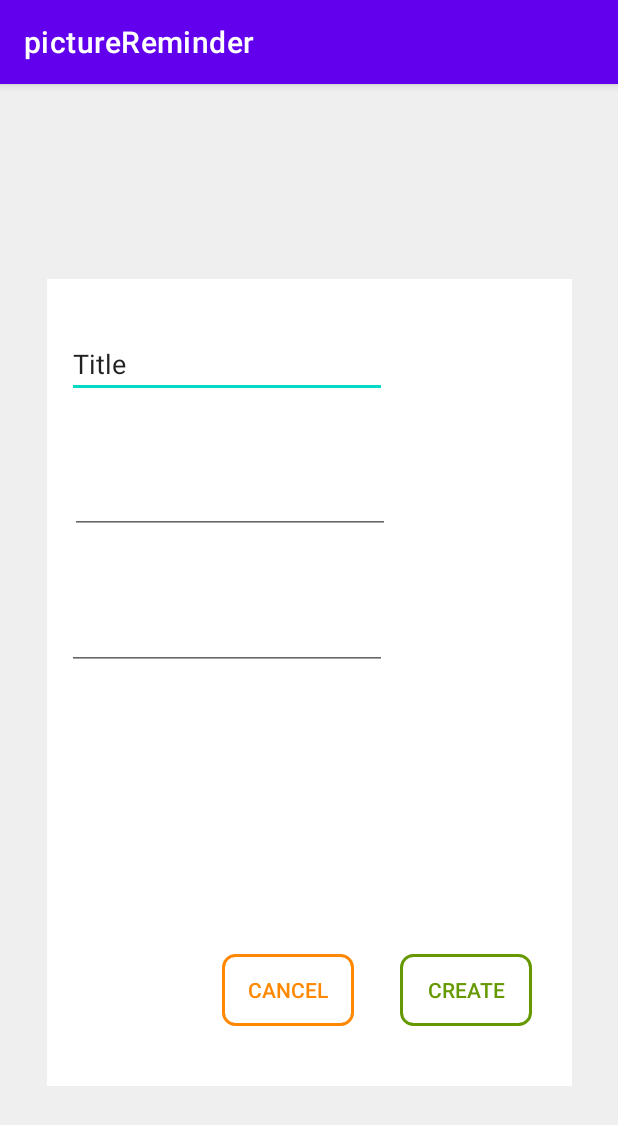
After one commit to sathaya24/picReminder, an Android app: the AddReminder screen opened directly, with no data from a screen before it, on a phone screen of 412 x 824 dp. The commit adds this screen. Shown: the top 1125 px of the screen. Run offline under Robolectric (Android 15) with nearby library versions, the phone set to English and light mode, and no system bars.

Commit message:
AddReminderView done

```diff
--- a/app/src/main/AndroidManifest.xml
+++ b/app/src/main/AndroidManifest.xml
@@ -10,6 +10,9 @@
         android:supportsRtl="true"
         android:theme="@style/Theme.PictureReminder">
         <activity
+            android:name=".AddReminder"
+            android:exported="false" />
+        <activity
             android:name=".MainActivity"
             android:exported="true">
             <intent-filter>
--- /dev/null
+++ b/app/src/main/java/ch/tha/picturereminder/AddReminder.java
@@ -0,0 +1,14 @@
+package ch.tha.picturereminder;
+
+import androidx.appcompat.app.AppCompatActivity;
+
+import android.os.Bundle;
+
+public class AddReminder extends AppCompatActivity {
+
+    @Override
+    protected void onCreate(Bundle savedInstanceState) {
+        super.onCreate(savedInstanceState);
+        setContentView(R.layout.activity_add_reminder);
+    }
+}
--- /dev/null
+++ b/app/src/main/res/drawable/border_cancel.xml
@@ -0,0 +1,12 @@
+<?xml version="1.0" encoding="utf-8"?>
+<shape xmlns:android="http://schemas.android.com/apk/res/android"
+    android:shape="rectangle">
+    <corners
+        android:bottomLeftRadius="8dp"
+        android:bottomRightRadius="8dp"
+        android:topLeftRadius="8dp"
+        android:topRightRadius="8dp" />
+    <stroke
+        android:width="2dp"
+        android:color="@android:color/holo_orange_dark" />
+</shape>
--- /dev/null
+++ b/app/src/main/res/drawable/border_create.xml
@@ -0,0 +1,12 @@
+<?xml version="1.0" encoding="utf-8"?>
+<shape xmlns:android="http://schemas.android.com/apk/res/android"
+    android:shape="rectangle">
+    <corners
+        android:bottomLeftRadius="8dp"
+        android:bottomRightRadius="8dp"
+        android:topLeftRadius="8dp"
+        android:topRightRadius="8dp" />
+    <stroke
+        android:width="2dp"
+        android:color="@android:color/holo_green_dark" />
+</shape>
--- a/app/src/main/res/drawable/rounded_button.xml
+++ b/app/src/main/res/drawable/rounded_button.xml
@@ -3,7 +3,7 @@
     <item android:state_pressed="false">
         <shape android:shape="oval">
             <solid android:color="#fff"/>
-            <stroke android:color="@android:color/holo_purple" android:width="10dp"/>
+            <stroke android:color="@android:color/holo_purple" android:width="2dp"/>
         </shape>
     </item>
     <item android:state_pressed="true">
--- /dev/null
+++ b/app/src/main/res/layout/activity_add_reminder.xml
@@ -0,0 +1,102 @@
+<?xml version="1.0" encoding="utf-8"?>
+<androidx.constraintlayout.widget.ConstraintLayout xmlns:android="http://schemas.android.com/apk/res/android"
+    xmlns:app="http://schemas.android.com/apk/res-auto"
+    xmlns:tools="http://schemas.android.com/tools"
+    android:layout_width="match_parent"
+    android:layout_height="match_parent"
+    android:background="#efefef"
+    tools:context=".AddReminder">
+
+    <androidx.constraintlayout.widget.ConstraintLayout
+        android:layout_width="350dp"
+        android:layout_height="538dp"
+        android:layout_marginStart="30dp"
+        android:layout_marginTop="35dp"
+        android:layout_marginEnd="30dp"
+        android:layout_marginBottom="100dp"
+        android:background="#fff"
+        android:backgroundTint="#fff"
+        app:layout_constraintBottom_toBottomOf="parent"
+        app:layout_constraintEnd_toEndOf="parent"
+        app:layout_constraintStart_toStartOf="parent">
+
+        <EditText
+            android:id="@+id/nameRe"
+            android:layout_width="wrap_content"
+            android:layout_height="wrap_content"
+            android:layout_marginStart="15dp"
+            android:layout_marginTop="40dp"
+            android:layout_marginEnd="125dp"
+            android:layout_marginBottom="30dp"
+            android:ems="10"
+            android:inputType="textPersonName"
+            android:text="Title"
+            app:layout_constraintBottom_toTopOf="@+id/dateRe"
+            app:layout_constraintEnd_toEndOf="parent"
+            app:layout_constraintStart_toStartOf="parent"
+            app:layout_constraintTop_toTopOf="parent" />
+
+        <EditText
+            android:id="@+id/dateRe"
+            android:layout_width="wrap_content"
+            android:layout_height="wrap_content"
+            android:layout_marginStart="15dp"
+            android:layout_marginTop="15dp"
+            android:layout_marginEnd="125dp"
+            android:layout_marginBottom="30dp"
+            android:ems="10"
+            android:inputType="date"
+            app:layout_constraintBottom_toTopOf="@+id/timeRe"
+            app:layout_constraintEnd_toEndOf="parent"
+            app:layout_constraintHorizontal_bias="0.0"
+            app:layout_constraintStart_toStartOf="parent"
+            app:layout_constraintTop_toBottomOf="@+id/nameRe" />
+
+        <EditText
+            android:id="@+id/timeRe"
+            android:layout_width="wrap_content"
+            android:layout_height="wrap_content"
+            android:layout_marginStart="15dp"
+            android:layout_marginTop="15dp"
+            android:layout_marginEnd="125dp"
+            android:layout_marginBottom="195dp"
+            android:ems="10"
+            android:inputType="time"
+            app:layout_constraintBottom_toTopOf="@+id/cancelBtnAdd"
+            app:layout_constraintEnd_toEndOf="parent"
+            app:layout_constraintStart_toStartOf="parent"
+            app:layout_constraintTop_toBottomOf="@+id/dateRe" />
+
+        <androidx.appcompat.widget.AppCompatButton
+            android:id="@+id/createBtn"
+            android:layout_width="wrap_content"
+            android:layout_height="wrap_content"
+            android:layout_marginStart="15dp"
+            android:layout_marginTop="450dp"
+            android:layout_marginEnd="30dp"
+            android:layout_marginBottom="40dp"
+            android:background="@drawable/border_create"
+            android:text="@string/create"
+            android:textColor="@android:color/holo_green_dark"
+            app:layout_constraintBottom_toBottomOf="parent"
+            app:layout_constraintEnd_toEndOf="parent"
+            app:layout_constraintStart_toEndOf="@+id/cancelBtnAdd"
+            app:layout_constraintTop_toTopOf="parent" />
+
+        <androidx.appcompat.widget.AppCompatButton
+            android:id="@+id/cancelBtnAdd"
+            android:layout_width="wrap_content"
+            android:layout_height="48dp"
+            android:layout_marginStart="120dp"
+            android:layout_marginEnd="15dp"
+            android:layout_marginBottom="40dp"
+            android:background="@drawable/border_cancel"
+            android:text="@string/cancel"
+            android:textColor="@android:color/holo_orange_dark"
+            app:layout_constraintBottom_toBottomOf="parent"
+            app:layout_constraintEnd_toStartOf="@+id/createBtn"
+            app:layout_constraintStart_toStartOf="parent" />
+    </androidx.constraintlayout.widget.ConstraintLayout>
+
+
+</androidx.constraintlayout.widget.ConstraintLayout>
--- a/app/src/main/res/layout/activity_main.xml
+++ b/app/src/main/res/layout/activity_main.xml
@@ -4,20 +4,11 @@
     xmlns:tools="http://schemas.android.com/tools"
     android:layout_width="match_parent"
     android:layout_height="match_parent"
+    android:background="#efefef"
+    android:backgroundTint="#efefef"
     tools:context=".MainActivity">
 
-    <TextView
-        android:layout_width="wrap_content"
-        android:layout_height="wrap_content"
-        android:text="PictureReminder"
-        app:layout_constraintBottom_toBottomOf="parent"
-        app:layout_constraintHorizontal_bias="0.086"
-        app:layout_constraintLeft_toLeftOf="parent"
-        app:layout_constraintRight_toRightOf="parent"
-        app:layout_constraintTop_toTopOf="parent"
-        app:layout_constraintVertical_bias="0.06" />
-
-    <Button
+    <androidx.appcompat.widget.AppCompatButton
         android:id="@+id/addBtn"
         android:layout_width="50dp"
         android:layout_height="50dp"
@@ -26,9 +17,8 @@
         android:layout_marginEnd="35dp"
         android:layout_marginBottom="50dp"
         android:background="@drawable/rounded_button"
-        android:backgroundTint="@color/white"
         android:gravity="center_vertical|center_horizontal"
-        android:text="+"
+        android:text="@string/plus"
         android:textColor="@android:color/holo_purple"
         app:layout_constraintBottom_toBottomOf="parent"
         app:layout_constraintEnd_toEndOf="parent"
--- a/app/src/main/res/values/strings.xml
+++ b/app/src/main/res/values/strings.xml
@@ -1,3 +1,8 @@
 <resources>
     <string name="app_name">pictureReminder</string>
+    <string name="plus">+</string>
+    <string name="cancel">cancel</string>
+    <string name="create">create</string>
+    <string name="delete">delete</string>
+    <string name="save">save</string>
 </resources>
```
